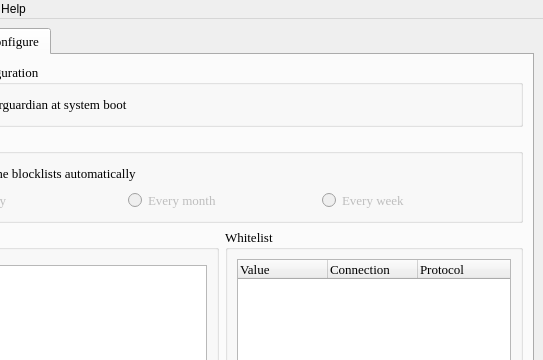
Above: pgl/pgl-gui.qt/ui/main_window.ui from okyes/peerguardian before the change; both pictures show x 99 to 642 and y 0 to 360 of the 642 by 540 pixel window. Below: the same form after it.
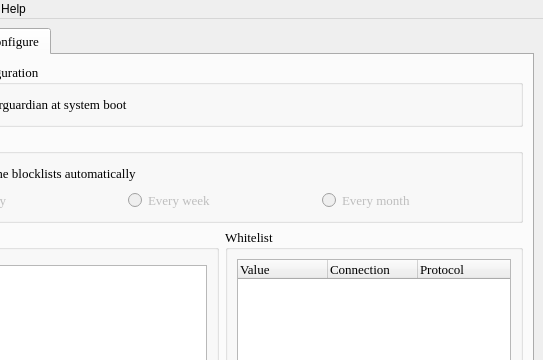
That is the form after the change. Icons and pictures are not drawn.

Commit message: Switched weekly's QRadioButton position with  monthly's QRadioButton. Set some status tips. Other minor changes.

```diff
--- a/pgl/pgl-gui.qt/ui/main_window.ui
+++ b/pgl/pgl-gui.qt/ui/main_window.ui
@@ -575,19 +575,6 @@
                </property>
               </widget>
              </item>
-             <item>
-              <widget class="QRadioButton" name="m_AutoListUpdateMonthlyRadio">
-               <property name="enabled">
-                <bool>false</bool>
-               </property>
-               <property name="statusTip">
-                <string>Update the blocklists every month</string>
-               </property>
-               <property name="text">
-                <string>Every month</string>
-               </property>
-              </widget>
-             </item>
              <item>
               <widget class="QRadioButton" name="m_AutoListUpdateWeeklyRadio">
                <property name="enabled">
@@ -601,6 +588,19 @@
                </property>
               </widget>
              </item>
+             <item>
+              <widget class="QRadioButton" name="m_AutoListUpdateMonthlyRadio">
+               <property name="enabled">
+                <bool>false</bool>
+               </property>
+               <property name="statusTip">
+                <string>Update the blocklists every month</string>
+               </property>
+               <property name="text">
+                <string>Every month</string>
+               </property>
+              </widget>
+             </item>
             </layout>
            </item>
           </layout>
```
Left out of the diff: 8 changed lines with no effect on the pictures.
